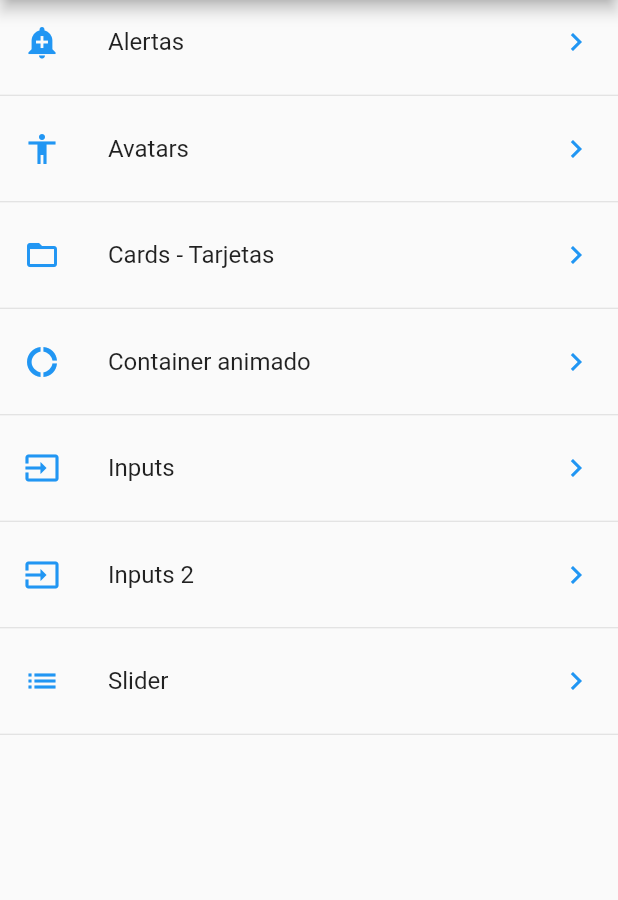
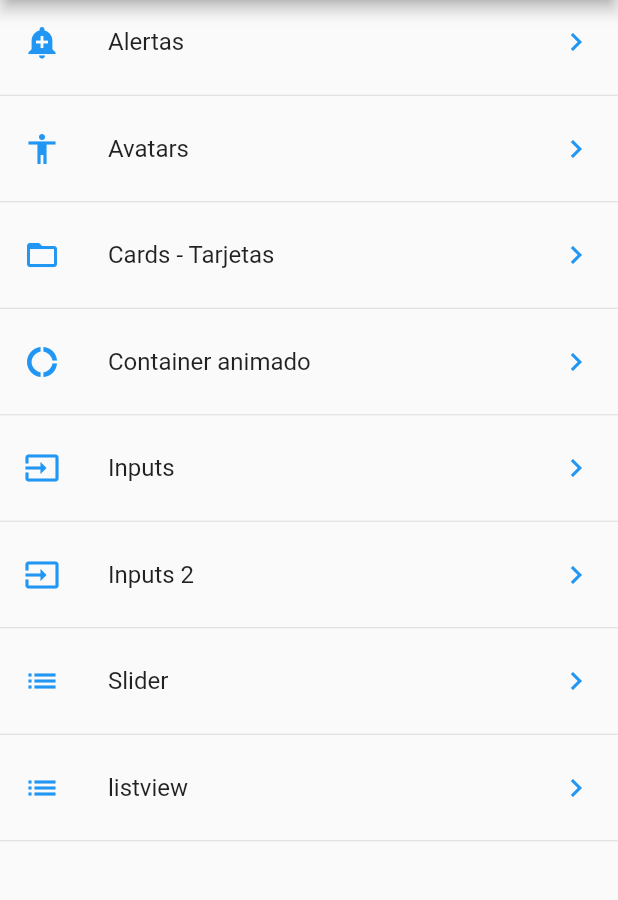
Before and after one commit to evergara/flutter_componentes_app, a Flutter app: the screen it shows after launch, on a phone screen of 412 x 824 dp, the part 84-984 px from its top. Run offline on Flutter 3.47's test engine with Material 2 defaults, Android fonts, the phone set to English and light mode, and no system bars.

Commit message:
Agregamos una nueva pagina LitsView y agregamos ListView.builder para cargar images

```diff
--- a/lib/src/page/slider_page.dart
+++ b/lib/src/page/slider_page.dart
@@ -84,7 +84,7 @@ class _SliderPageState extends State<SliderPage> {
         value: _bloquearCheck,
         onChanged: (valor) {
           setState(() {
-            _bloquearCheck = valor!;
+            _bloquearCheck = valor;
           });
         });
   }
--- a/lib/src/route/route.dart
+++ b/lib/src/route/route.dart
@@ -8,6 +8,7 @@ import 'package:componentes_app/src/page/animated_container.dart';
 import 'package:componentes_app/src/page/Input_page.dart';
 import 'package:componentes_app/src/page/inputtwo_oage.dart';
 import 'package:componentes_app/src/page/slider_page.dart';
+import 'package:componentes_app/src/page/Listview_page.dart';
 
 Map<String, WidgetBuilder> getApplicationRoutes() {
   return <String, WidgetBuilder>{
@@ -19,5 +20,6 @@ Map<String, WidgetBuilder> getApplicationRoutes() {
     'input': (BuildContext context) => InputPage(),
     'inputTwo': (BuildContext context) => InputTwoPage(),
     'slider': (BuildContext context) => SliderPage(),
+    'listview': (BuildContext context) => ListaPage(),
   };
 }
--- a/lib/src/utils/util.dart
+++ b/lib/src/utils/util.dart
@@ -6,7 +6,8 @@ final _icons = <String, IconData>{
   'folder_open': Icons.folder_open,
   'donut_large': Icons.donut_large,
   'input': Icons.input,
-  'slider': Icons.list
+  'slider': Icons.list,
+  'listview': Icons.list,
 };
 
 Icon getIcon(String nombreIcono) {
--- a/recursos/data/menu_opts.json
+++ b/recursos/data/menu_opts.json
@@ -36,6 +36,12 @@
             "icon" : "slider",
             "texto": "Slider"
         }
+        ,
+        {
+            "ruta" : "listview",
+            "icon" : "listview",
+            "texto": "listview"
+        }
 
     ]
 }
```
Also changed, not shown: lib/src/page/Listview_page.dart (added, +36 -0 lines).
